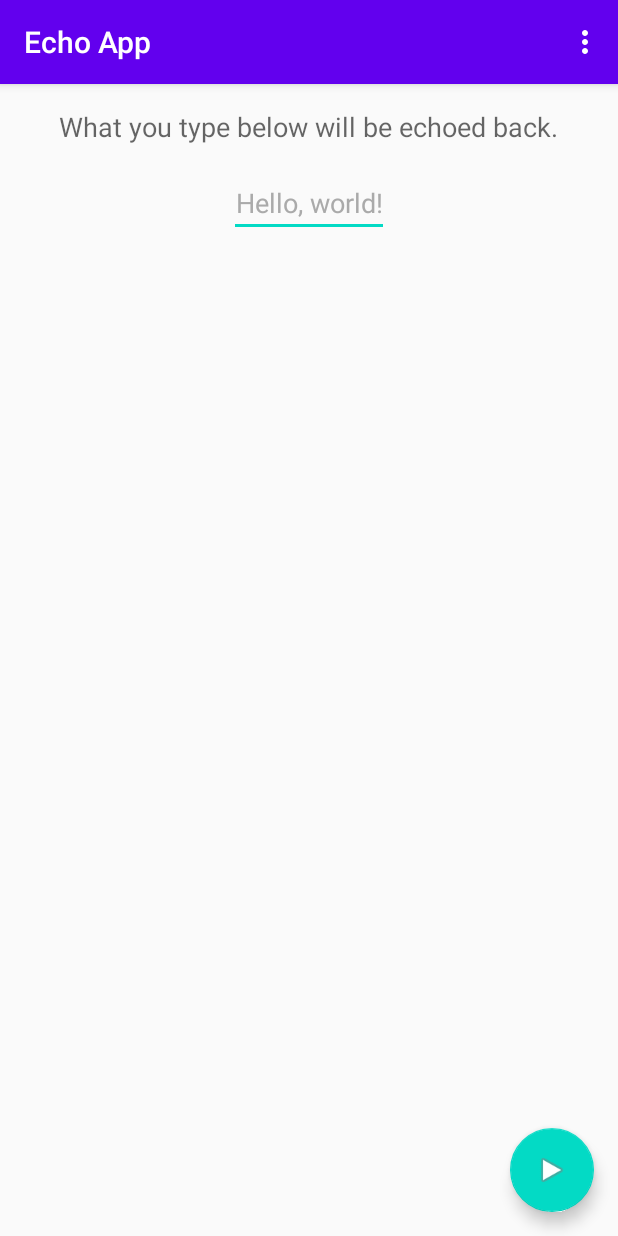
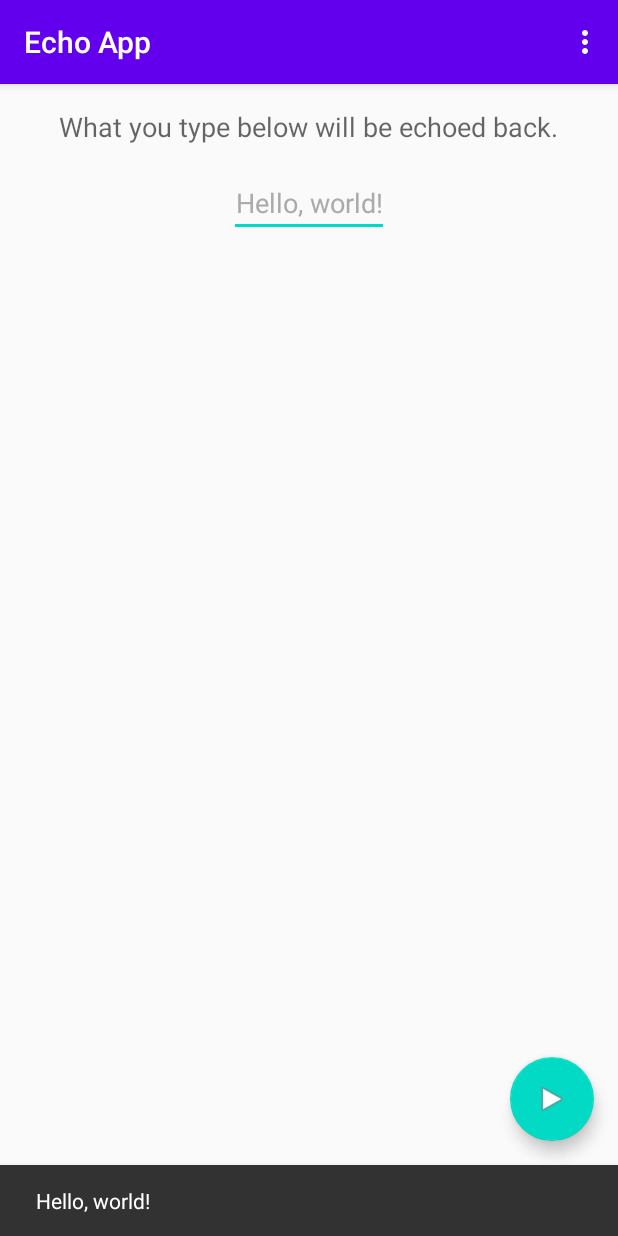
Before and after one commit to rachel613g/EchoApp, an Android app: the screen it shows after launch (MainActivity), after a tap on an icon or button, on a phone screen of 412 x 824 dp. Run offline under Robolectric (Android 15) with nearby library versions, the phone set to English and light mode, and no system bars.

Commit message:
added text capability to edit_text_style. Called mSnackbar.show() in Java code

```diff
--- a/app/src/main/java/com/example/echoapp/MainActivity.java
+++ b/app/src/main/java/com/example/echoapp/MainActivity.java
@@ -46,6 +46,7 @@ public class MainActivity extends AppCompatActivity {
 
     private void handleFABClick() {
         mSnackBarOutput.setText(mEditTextInput.getText().toString());
+        mSnackBarOutput.show();
     }
 
     private void setUpToolbar() {
--- a/app/src/main/res/values/styles.xml
+++ b/app/src/main/res/values/styles.xml
@@ -29,7 +29,7 @@
         <item name="android:layout_marginTop">@dimen/standard_margin</item>
         <item name="android:ems">5</item>
         <item name="android:gravity">center_horizontal</item>
-        <item name="android:inputType">numberDecimal</item>
+        <item name="android:inputType">textNoSuggestions</item>
         <item name="android:textColor">@android:color/darker_gray</item>
     </style>
 </resources>
```
